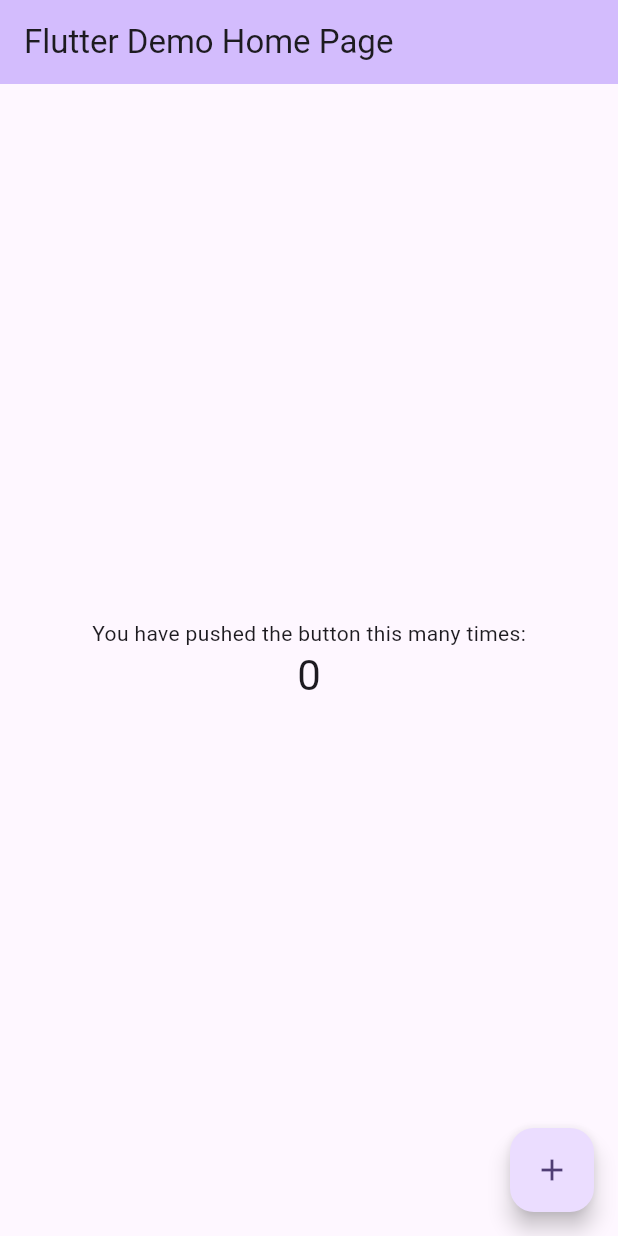
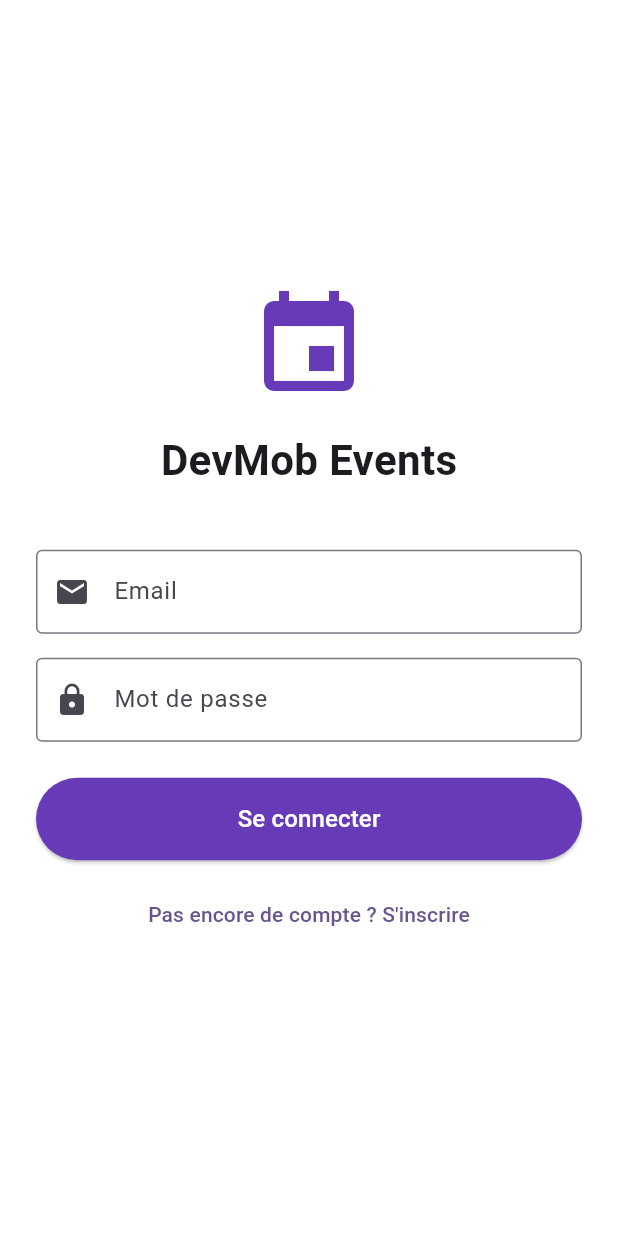
Before and after one commit to tahadridi/Event-Management, a Flutter app: the screen it shows after launch, on a phone screen of 412 x 824 dp. Run offline on Flutter 3.47's test engine with Material 3 defaults, Android fonts, the phone set to English and light mode, and no system bars; our stand-ins replace firebase_core; accounts and stored records are empty.

Commit message:
feat: add login page UI

```diff
--- a/lib/main.dart
+++ b/lib/main.dart
@@ -1,122 +1,29 @@
 import 'package:flutter/material.dart';
+import 'package:firebase_core/firebase_core.dart';
+import 'firebase_options.dart';
+import 'views/auth/login_page.dart';
 
-void main() {
+void main() async {
+  WidgetsFlutterBinding.ensureInitialized();
+  await Firebase.initializeApp(
+    options: DefaultFirebaseOptions.currentPlatform,
+  );
   runApp(const MyApp());
 }
 
 class MyApp extends StatelessWidget {
   const MyApp({super.key});
 
-  // This widget is the root of your application.
   @override
   Widget build(BuildContext context) {
     return MaterialApp(
-      title: 'Flutter Demo',
+      title: 'DevMob Events',
+      debugShowCheckedModeBanner: false,
       theme: ThemeData(
-        // This is the theme of your application.
-        //
-        // TRY THIS: Try running your application with "flutter run". You'll see
-        // the application has a purple toolbar. Then, without quitting the app,
-        // try changing the seedColor in the colorScheme below to Colors.green
-        // and then invoke "hot reload" (save your changes or press the "hot
-        // reload" button in a Flutter-supported IDE, or press "r" if you used
-        // the command line to start the app).
-        //
-        // Notice that the counter didn't reset back to zero; the application
-        // state is not lost during the reload. To reset the state, use hot
-        // restart instead.
-        //
-        // This works for code too, not just values: Most code changes can be
-        // tested with just a hot reload.
-        colorScheme: .fromSeed(seedColor: Colors.deepPurple),
+        colorScheme: ColorScheme.fromSeed(seedColor: Colors.deepPurple),
+        useMaterial3: true,
       ),
-      home: const MyHomePage(title: 'Flutter Demo Home Page'),
+      home: const LoginPage(),
     );
   }
 }
-
-class MyHomePage extends StatefulWidget {
-  const MyHomePage({super.key, required this.title});
-
-  // This widget is the home page of your application. It is stateful, meaning
-  // that it has a State object (defined below) that contains fields that affect
-  // how it looks.
-
-  // This class is the configuration for the state. It holds the values (in this
-  // case the title) provided by the parent (in this case the App widget) and
-  // used by the build method of the State. Fields in a Widget subclass are
-  // always marked "final".
-
-  final String title;
-
-  @override
-  State<MyHomePage> createState() => _MyHomePageState();
-}
-
-class _MyHomePageState extends State<MyHomePage> {
-  int _counter = 0;
-
-  void _incrementCounter() {
-    setState(() {
-      // This call to setState tells the Flutter framework that something has
-      // changed in this State, which causes it to rerun the build method below
-      // so that the display can reflect the updated values. If we changed
-      // _counter without calling setState(), then the build method would not be
-      // called again, and so nothing would appear to happen.
-      _counter++;
-    });
-  }
-
-  @override
-  Widget build(BuildContext context) {
-    // This method is rerun every time setState is called, for instance as done
-    // by the _incrementCounter method above.
-    //
-    // The Flutter framework has been optimized to make rerunning build methods
-    // fast, so that you can just rebuild anything that needs updating rather
-    // than having to individually change instances of widgets.
-    return Scaffold(
-      appBar: AppBar(
-        // TRY THIS: Try changing the color here to a specific color (to
-        // Colors.amber, perhaps?) and trigger a hot reload to see the AppBar
-        // change color while the other colors stay the same.
-        backgroundColor: Theme.of(context).colorScheme.inversePrimary,
-        // Here we take the value from the MyHomePage object that was created by
-        // the App.build method, and use it to set our appbar title.
-        title: Text(widget.title),
-      ),
-      body: Center(
-        // Center is a layout widget. It takes a single child and positions it
-        // in the middle of the parent.
-        child: Column(
-          // Column is also a layout widget. It takes a list of children and
-          // arranges them vertically. By default, it sizes itself to fit its
-          // children horizontally, and tries to be as tall as its parent.
-          //
-          // Column has various properties to control how it sizes itself and
-          // how it positions its children. Here we use mainAxisAlignment to
-          // center the children vertically; the main axis here is the vertical
-          // axis because Columns are vertical (the cross axis would be
-          // horizontal).
-          //
-          // TRY THIS: Invoke "debug painting" (choose the "Toggle Debug Paint"
-          // action in the IDE, or press "p" in the console), to see the
-          // wireframe for each widget.
-          mainAxisAlignment: .center,
-          children: [
-            const Text('You have pushed the button this many times:'),
-            Text(
-              '$_counter',
-              style: Theme.of(context).textTheme.headlineMedium,
-            ),
-          ],
-        ),
-      ),
-      floatingActionButton: FloatingActionButton(
-        onPressed: _incrementCounter,
-        tooltip: 'Increment',
-        child: const Icon(Icons.add),
-      ),
-    );
-  }
-}
--- /dev/null
+++ b/lib/views/auth/login_page.dart
@@ -0,0 +1,86 @@
+import 'package:flutter/material.dart';
+
+class LoginPage extends StatefulWidget {
+  const LoginPage({super.key});
+
+  @override
+  State<LoginPage> createState() => _LoginPageState();
+}
+
+class _LoginPageState extends State<LoginPage> {
+  final _emailController = TextEditingController();
+  final _passwordController = TextEditingController();
+  bool _isLoading = false;
+
+  @override
+  Widget build(BuildContext context) {
+    return Scaffold(
+      backgroundColor: Colors.white,
+      body: SafeArea(
+        child: Padding(
+          padding: const EdgeInsets.all(24.0),
+          child: Column(
+            mainAxisAlignment: MainAxisAlignment.center,
+            children: [
+              const Icon(Icons.event, size: 80, color: Colors.deepPurple),
+              const SizedBox(height: 16),
+              const Text(
+                'DevMob Events',
+                style: TextStyle(fontSize: 28, fontWeight: FontWeight.bold),
+              ),
+              const SizedBox(height: 40),
+              TextField(
+                controller: _emailController,
+                decoration: const InputDecoration(
+                  labelText: 'Email',
+                  border: OutlineInputBorder(),
+                  prefixIcon: Icon(Icons.email),
+                ),
+              ),
+              const SizedBox(height: 16),
+              TextField(
+                controller: _passwordController,
+                obscureText: true,
+                decoration: const InputDecoration(
+                  labelText: 'Mot de passe',
+                  border: OutlineInputBorder(),
+                  prefixIcon: Icon(Icons.lock),
+                ),
+              ),
+              const SizedBox(height: 24),
+              SizedBox(
+                width: double.infinity,
+                child: ElevatedButton(
+                  onPressed: _isLoading ? null : _login,
+                  style: ElevatedButton.styleFrom(
+                    padding: const EdgeInsets.symmetric(vertical: 16),
+                    backgroundColor: Colors.deepPurple,
+                    foregroundColor: Colors.white,
+                  ),
+                  child: _isLoading
+                      ? const CircularProgressIndicator(color: Colors.white)
+                      : const Text('Se connecter', style: TextStyle(fontSize: 16)),
+                ),
+              ),
+              const SizedBox(height: 12),
+              TextButton(
+                onPressed: () {
+                  // Navigation vers Register (on fera ça après)
+                },
+                child: const Text("Pas encore de compte ? S'inscrire"),
+              ),
+            ],
+          ),
+        ),
+      ),
+    );
+  }
+
+  void _login() {
+    // La logique Firebase arrive à l'étape suivante
+    setState(() => _isLoading = true);
+    Future.delayed(const Duration(seconds: 1), () {
+      setState(() => _isLoading = false);
+    });
+  }
+}
--- a/pubspec.yaml
+++ b/pubspec.yaml
@@ -30,6 +30,11 @@ environment:
 dependencies:
   flutter:
     sdk: flutter
+  firebase_core: ^3.1.0
+  firebase_auth: ^5.1.0
+  cloud_firestore: ^5.1.0
+  provider: ^6.1.2
+  go_router: ^14.2.0
 
   # The following adds the Cupertino Icons font to your application.
   # Use with the CupertinoIcons class for iOS style icons.
```
Also changed, not shown: pubspec.lock, 3 other files.
